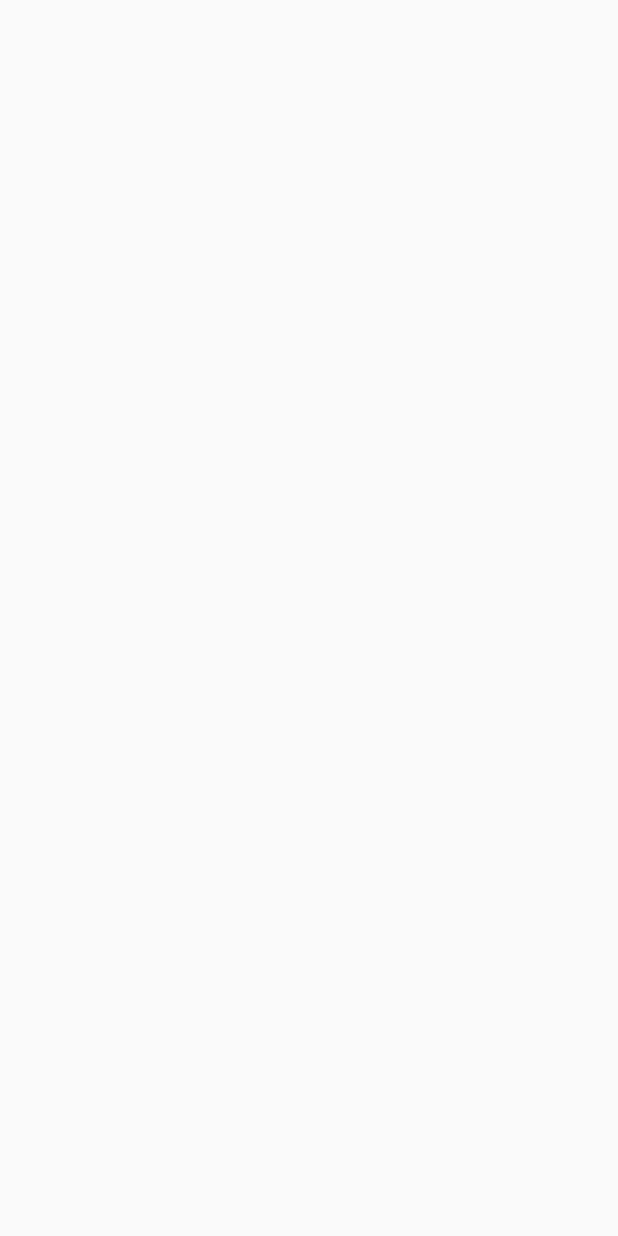
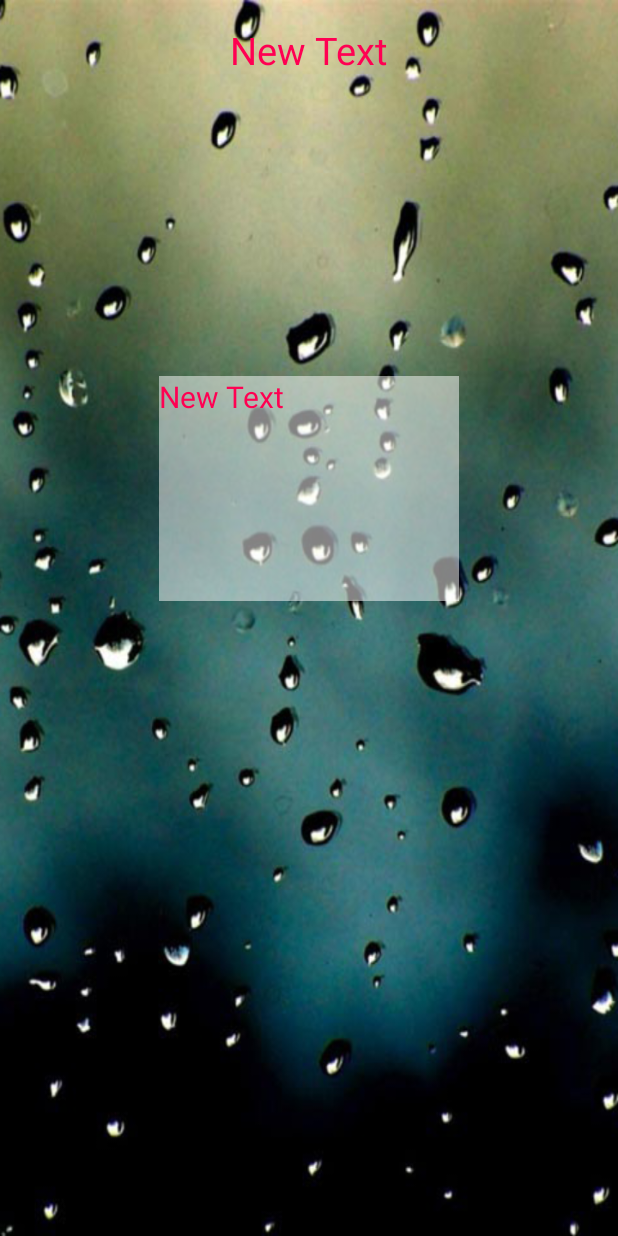
Before and after one commit to wassanant/My-Ozone-12Mar16, an Android app: the DetailActivity screen opened directly, with no data from a screen before it, on a phone screen of 412 x 824 dp. Before the commit the screen is empty. Run offline under Robolectric (Android 15) with nearby library versions, the light colour scheme and no system bars.

Commit message:
Design UI เรียบร้อยแล้ว

```diff
--- a/app/src/main/java/apptcvr/iss/mytraffic/MainActivity.java
+++ b/app/src/main/java/apptcvr/iss/mytraffic/MainActivity.java
@@ -71,6 +71,7 @@ public class MainActivity extends AppCompatActivity {
         trafficListView.setAdapter(myAdapter);
 
 
+
     }   //CreateListView
 
 
--- a/app/src/main/res/layout/activity_detail.xml
+++ b/app/src/main/res/layout/activity_detail.xml
@@ -7,6 +7,42 @@
     android:paddingLeft="@dimen/activity_horizontal_margin"
     android:paddingRight="@dimen/activity_horizontal_margin"
     android:paddingTop="@dimen/activity_vertical_margin"
-    tools:context="apptcvr.iss.mytraffic.DetailActivity">
+    tools:context="apptcvr.iss.mytraffic.DetailActivity"
+    android:background="@drawable/bg28">
+
+    <LinearLayout
+        android:orientation="vertical"
+        android:layout_width="match_parent"
+        android:layout_height="match_parent"
+        android:gravity="center_horizontal">
+
+        <TextView
+            android:layout_width="wrap_content"
+            android:layout_height="wrap_content"
+            android:text="New Text"
+            android:id="@+id/textView4"
+            android:textSize="@dimen/h1"
+            android:textColor="@color/text" />
+
+        <ImageView
+            android:layout_width="@dimen/image"
+            android:layout_height="@dimen/image"
+            android:id="@+id/imageView2" />
+
+        <ScrollView
+            android:layout_width="@dimen/image"
+            android:layout_height="150dp"
+            android:id="@+id/scrollView"
+            android:background="#82ffffff">
+
+            <TextView
+                android:layout_width="wrap_content"
+                android:layout_height="wrap_content"
+                android:text="New Text"
+                android:id="@+id/textView5"
+                android:textSize="@dimen/h2"
+                android:textColor="@color/text" />
+        </ScrollView>
+    </LinearLayout>
 
 </RelativeLayout>
```
